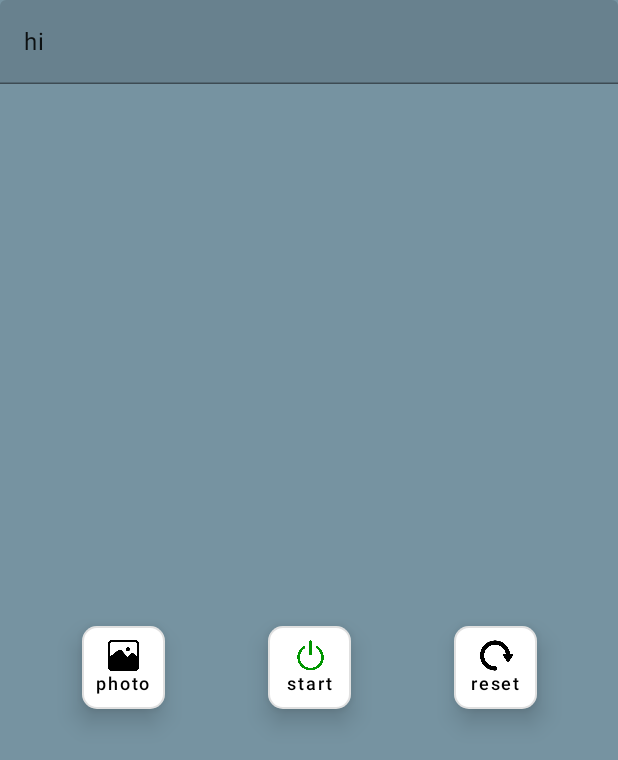
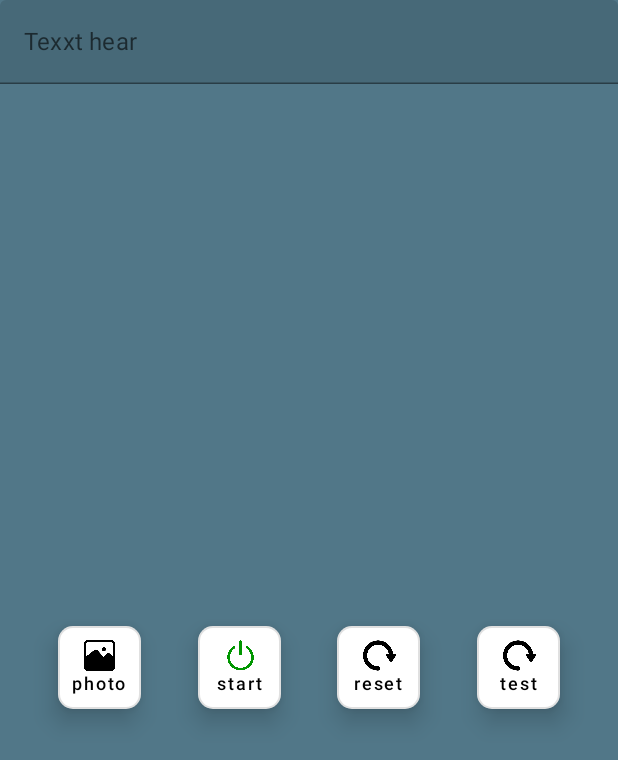
Before and after one commit to 506git/pixPic, an Android app built with Jetpack Compose: the composable SheetCollapsedContent shown on its own in the app's theme, on a phone screen of 412 x 824 dp. Shown: the top 760 px of the screen. Run offline under Robolectric (Android 15) with nearby library versions, the phone set to English and light mode, and no system bars; 3 statements that could not run were skipped.

Commit message:
theme add

```diff
--- a/app/src/main/java/com/example/pixpicapplication/ui/bottom/SheetContent.kt
+++ b/app/src/main/java/com/example/pixpicapplication/ui/bottom/SheetContent.kt
@@ -11,16 +11,17 @@ import androidx.compose.material.MaterialTheme
 import androidx.compose.material.Surface
 import androidx.compose.runtime.Composable
 import androidx.compose.ui.Modifier
+import androidx.compose.ui.graphics.BlendMode.Companion.Color
+import com.example.pixpicapplication.R
 
 @Composable
 fun SheetContent(
     heightFraction: Float = 0.9f,
     content: @Composable () -> Unit
 ) {
-    Surface(
+    Box(
         modifier = Modifier
             .fillMaxWidth()
-            .background(MaterialTheme.colors.background)
             .fillMaxHeight(fraction = heightFraction)
     ) {
         content()
--- a/app/src/main/java/com/example/pixpicapplication/ui/bottom/collapsed/SheetCollapsed.kt
+++ b/app/src/main/java/com/example/pixpicapplication/ui/bottom/collapsed/SheetCollapsed.kt
@@ -6,6 +6,7 @@ import androidx.compose.foundation.layout.RowScope
 import androidx.compose.foundation.layout.fillMaxWidth
 import androidx.compose.foundation.layout.height
 import androidx.compose.material.MaterialTheme
+import androidx.compose.material.Surface
 import androidx.compose.runtime.Composable
 import androidx.compose.ui.Alignment
 import androidx.compose.ui.Modifier
@@ -21,7 +22,6 @@ fun SheetCollapsed(
     Row(
         modifier = Modifier
             .fillMaxWidth()
-            .background(MaterialTheme.colors.background)
             .height(170.dp)
             .graphicsLayer(alpha = 1f - currentFraction),
         verticalAlignment = Alignment.CenterVertically
--- a/app/src/main/java/com/example/pixpicapplication/ui/bottom/collapsed/SheetCollapsedContent.kt
+++ b/app/src/main/java/com/example/pixpicapplication/ui/bottom/collapsed/SheetCollapsedContent.kt
@@ -20,16 +20,26 @@ import androidx.compose.ui.res.painterResource
 import androidx.compose.ui.res.stringResource
 import androidx.compose.ui.unit.dp
 import androidx.compose.ui.unit.sp
+import androidx.navigation.NavController
+import androidx.navigation.NavHostController
+import androidx.navigation.compose.rememberNavController
 import com.example.pixpicapplication.R
+import com.example.pixpicapplication.ui.nav.MainActions
+import com.example.pixpicapplication.ui.nav.MainDestination
 
 @Composable
-fun SheetCollapsedContent() {
+fun SheetCollapsedContent(goGallery: () -> Unit) {
     val context = LocalContext.current
-    val actions = remember(){
-        ItemActions(context)
+    val navController: NavHostController = rememberNavController()
+    val actions = remember(navController){
+        ItemActions(context, navController)
     }
-    Column(Modifier.background(MaterialTheme.colors.background)) {
-        TextField(value = "hi", onValueChange = {}, modifier = Modifier.fillMaxWidth())
+
+    val mainActions = remember(navController){
+        MainActions(navController)
+    }
+    Column() {
+        TextField(value = "", onValueChange = {}, modifier = Modifier.fillMaxWidth(), placeholder = { Text("Texxt hear") })
         Spacer(modifier = Modifier.height(10.dp))
         Row(modifier = Modifier
             .fillMaxWidth()
@@ -38,9 +48,10 @@ fun SheetCollapsedContent() {
             verticalAlignment = Alignment.CenterVertically,
             horizontalArrangement = Arrangement.SpaceAround
         ) {
-            ActiveButton("photo", painterResource(id = R.drawable.btn_gallery), actions.photo)
+            ActiveButton("photo", painterResource(id = R.drawable.btn_gallery), goGallery)
             ActiveButton("start", painterResource(id = R.drawable.btn_on), actions.start)
             ActiveButton("reset", painterResource(id = R.drawable.btn_refresh), actions.reset)
+            ActiveButton("test", painterResource(id = R.drawable.btn_refresh), actions.test)
         }
     }
 }
@@ -64,15 +75,19 @@ fun ActiveButton(title: String, painter: Painter, actions: () -> Unit){
                     .align(Alignment.CenterHorizontally),
                 tint = Color.Unspecified
             )
-            Text(text = title, fontSize = 12.sp)
+            Text(text = title, fontSize = 12.sp, color = Color.Black)
         }
     }
 }
 
 
-class ItemActions(context: Context){
+class ItemActions(context: Context, navController : NavController){
     val photo : () -> Unit = {
         Toast.makeText(context,"photo",Toast.LENGTH_LONG).show()
+        navController.apply {
+            popBackStack()
+            navigate(MainDestination.HOME_ROUTE)
+        }
     }
 
     val start : () -> Unit = {
@@ -82,4 +97,10 @@ class ItemActions(context: Context){
     val reset : () -> Unit = {
         Toast.makeText(context,"reset",Toast.LENGTH_LONG).show()
     }
+
+    val test : () -> Unit = {
+        navController.apply {
+            navigate(MainDestination.GALLERY_ROUTE)
+        }
+    }
 }
--- a/app/src/main/java/com/example/pixpicapplication/ui/bottom/expanded/SheetExpanded.kt
+++ b/app/src/main/java/com/example/pixpicapplication/ui/bottom/expanded/SheetExpanded.kt
@@ -12,7 +12,6 @@ import androidx.compose.ui.graphics.graphicsLayer
 fun SheetExpanded(currentFraction: Float, content: @Composable RowScope.() -> Unit) {
     Row(modifier = Modifier
         .fillMaxSize()
-        .background(MaterialTheme.colors.background)
         .graphicsLayer(alpha = currentFraction),
         verticalAlignment = Alignment.CenterVertically
     ) {
--- a/app/src/main/java/com/example/pixpicapplication/ui/bottom/expanded/SheetExpandedContent.kt
+++ b/app/src/main/java/com/example/pixpicapplication/ui/bottom/expanded/SheetExpandedContent.kt
@@ -17,7 +17,6 @@ import androidx.compose.ui.unit.sp
 fun SheetExpandedContent() {
     Column(modifier = Modifier
         .fillMaxWidth()
-        .background(MaterialTheme.colors.background)
         .fillMaxHeight()
         .padding(start = 10.dp, top = 0.dp, end = 10.dp, bottom = 0.dp)
     ) {
--- a/app/src/main/java/com/example/pixpicapplication/ui/home/ImageContent.kt
+++ b/app/src/main/java/com/example/pixpicapplication/ui/home/ImageContent.kt
@@ -3,7 +3,8 @@ package com.example.pixpicapplication.ui.home
 import androidx.compose.foundation.Image
 import androidx.compose.foundation.background
 import androidx.compose.foundation.layout.*
-import androidx.compose.material3.MaterialTheme
+import androidx.compose.material.MaterialTheme
+
 import androidx.compose.material3.Text
 import androidx.compose.runtime.Composable
 import androidx.compose.ui.Alignment
@@ -18,7 +19,9 @@ fun ImageContent() {
     Column(modifier = Modifier
         .fillMaxSize()
         .padding(20.dp)
+        .background(MaterialTheme.colors.surface)
         .padding(bottom = 125.dp),
+
         verticalArrangement = Arrangement.Center,
         horizontalAlignment = Alignment.CenterHorizontally
     ){
--- a/app/src/main/java/com/example/pixpicapplication/ui/theme/Color.kt
+++ b/app/src/main/java/com/example/pixpicapplication/ui/theme/Color.kt
@@ -10,8 +10,8 @@ val Purple40 = Color(0xFF6650a4)
 val PurpleGrey40 = Color(0xFF625b71)
 val Pink40 = Color(0xFF7D5260)
 
-val BlackMainColor = Color(0x29282828)
-val WhiteMainColor = Color(0xF5F4EFEC)
-val GreenBottomColor = Color(0x87517788)
+val BlackMainColor = Color(0xFF282828)
+val WhiteMainColor = Color(0xFFF4EFEC)
+val GreenBottomColor = Color(0xFF517788)
 
 val myTransparent = android.graphics.Color.TRANSPARENT
--- a/app/src/main/res/values/strings.xml
+++ b/app/src/main/res/values/strings.xml
@@ -1,4 +1,4 @@
 <resources>
-    <string name="app_name">pixPicApplication</string>
+    <string name="app_name">픿아오</string>
     <string name="btn_photo_desc">refresh</string>
 </resources>
```
Also changed, not shown: app/src/main/java/com/example/pixpicapplication/MainActivity.kt (+4 -5 lines), app/src/main/java/com/example/pixpicapplication/ui/gallery/GalleryScreen.kt (added, +9 -0 lines), app/src/main/java/com/example/pixpicapplication/ui/home/HomeScreen.kt (+15 -11 lines), app/src/main/java/com/example/pixpicapplication/ui/nav/PixPicGraph.kt (+10 -5 lines), app/src/main/java/com/example/pixpicapplication/ui/theme/Theme.kt (+31 -25 lines).
